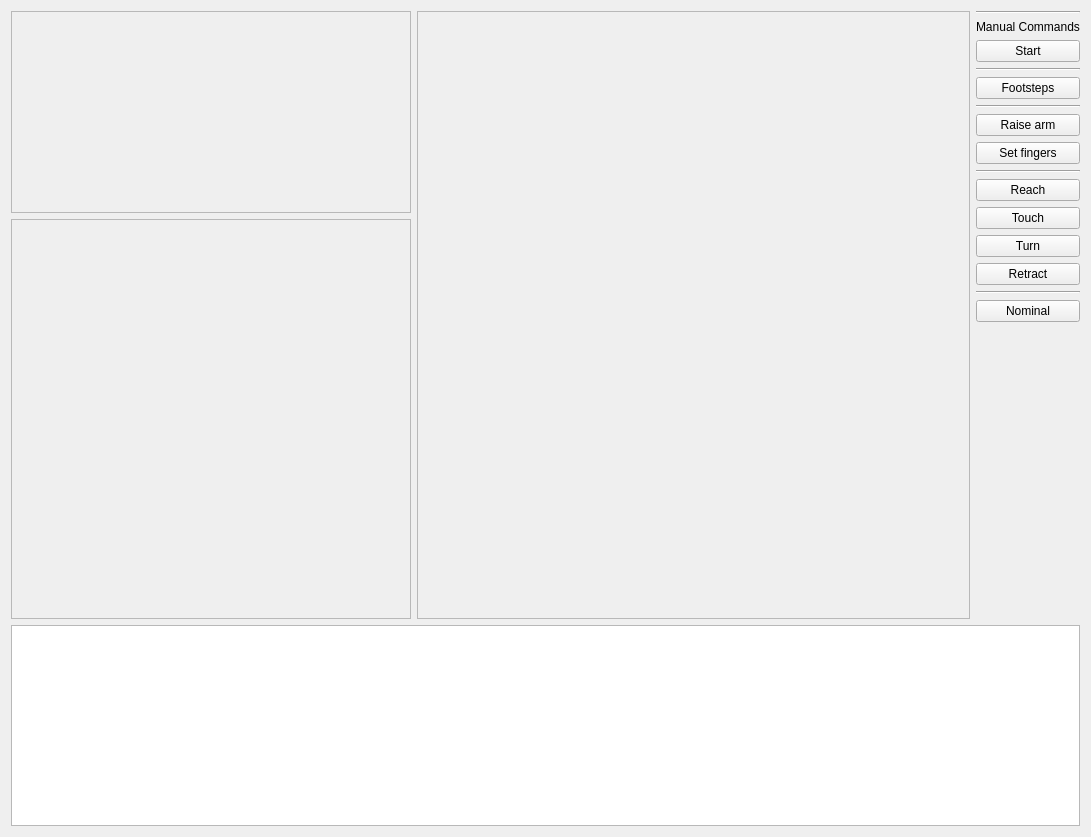
Above: software/ddapp/src/app/ddValveTaskPanel.ui from openhumanoids/oh-distro before the change. Below: the same form after it.
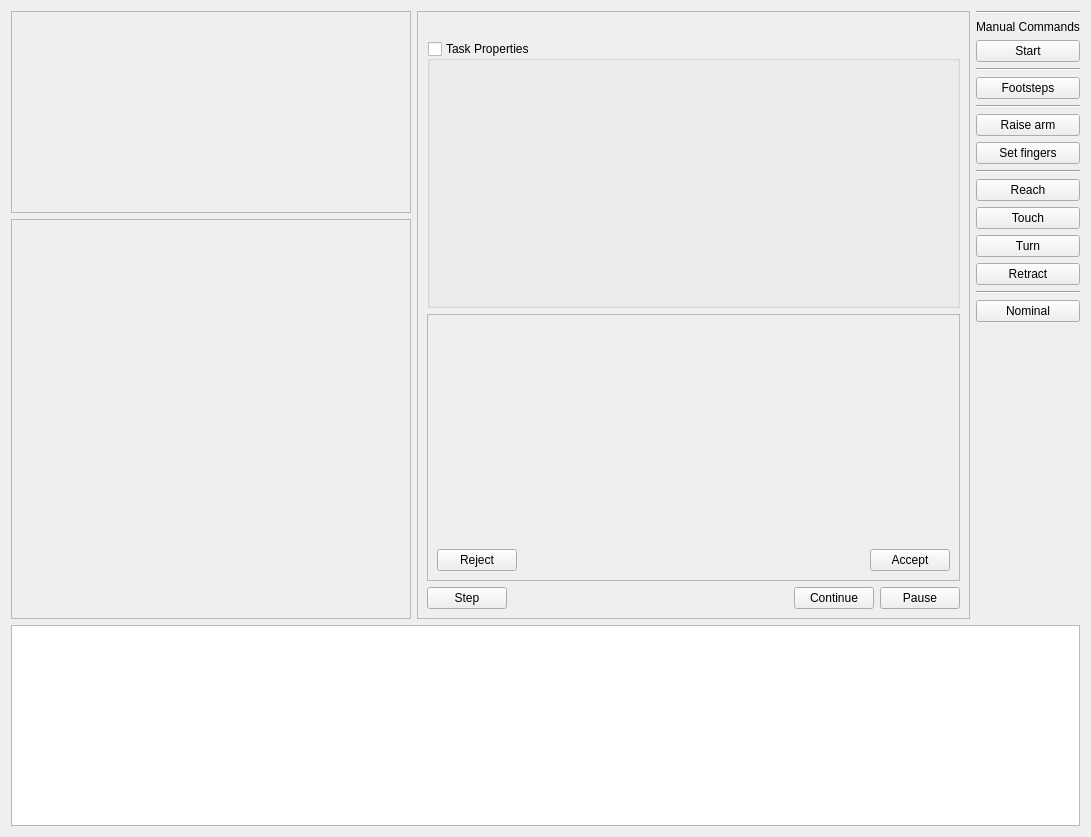
That is the form after the change.

Commit message: add automated tasks to the valve task panel

Patch:
```diff
--- a/software/ddapp/src/app/ddValveTaskPanel.ui
+++ b/software/ddapp/src/app/ddValveTaskPanel.ui
@@ -59,17 +59,104 @@
        </spacer>
       </item>
       <item>
-       <spacer name="verticalSpacer_3">
-        <property name="orientation">
-         <enum>Qt::Vertical</enum>
+       <widget class="QGroupBox" name="taskPropertiesGroupBox">
+        <property name="title">
+         <string>Task Properties</string>
         </property>
-        <property name="sizeHint" stdset="0">
-         <size>
-          <width>20</width>
-          <height>543</height>
-         </size>
+        <property name="checkable">
+         <bool>true</bool>
         </property>
-       </spacer>
+        <property name="checked">
+         <bool>false</bool>
+        </property>
+       </widget>
+      </item>
+      <item>
+       <widget class="QFrame" name="frame">
+        <property name="frameShape">
+         <enum>QFrame::StyledPanel</enum>
+        </property>
+        <property name="frameShadow">
+         <enum>QFrame::Raised</enum>
+        </property>
+        <layout class="QGridLayout" name="gridLayout_2">
+         <item row="0" column="0" colspan="3">
+          <widget class="QLabel" name="promptLabel">
+           <property name="text">
+            <string/>
+           </property>
+           <property name="wordWrap">
+            <bool>true</bool>
+           </property>
+          </widget>
+         </item>
+         <item row="1" column="0">
+          <widget class="QPushButton" name="promptRejectButton">
+           <property name="text">
+            <string>Reject</string>
+           </property>
+          </widget>
+         </item>
+         <item row="1" column="1">
+          <spacer name="horizontalSpacer_3">
+           <property name="orientation">
+            <enum>Qt::Horizontal</enum>
+           </property>
+           <property name="sizeHint" stdset="0">
+            <size>
+             <width>132</width>
+             <height>20</height>
+            </size>
+           </property>
+          </spacer>
+         </item>
+         <item row="1" column="2">
+          <widget class="QPushButton" name="promptAcceptButton">
+           <property name="text">
+            <string>Accept</string>
+           </property>
+          </widget>
+         </item>
+        </layout>
+       </widget>
+      </item>
+      <item>
+       <layout class="QHBoxLayout" name="horizontalLayout">
+        <item>
+         <widget class="QPushButton" name="taskStepButton">
+          <property name="text">
+           <string>Step</string>
+          </property>
+         </widget>
+        </item>
+        <item>
+         <spacer name="horizontalSpacer_2">
+          <property name="orientation">
+           <enum>Qt::Horizontal</enum>
+          </property>
+          <property name="sizeHint" stdset="0">
+           <size>
+            <width>40</width>
+            <height>20</height>
+           </size>
+          </property>
+         </spacer>
+        </item>
+        <item>
+         <widget class="QPushButton" name="taskContinueButton">
+          <property name="text">
+           <string>Continue</string>
+          </property>
+         </widget>
+        </item>
+        <item>
+         <widget class="QPushButton" name="taskPauseButton">
+          <property name="text">
+           <string>Pause</string>
+          </property>
+         </widget>
+        </item>
+       </layout>
       </item>
      </layout>
     </widget>
```
The commit also changes 1 other file.
